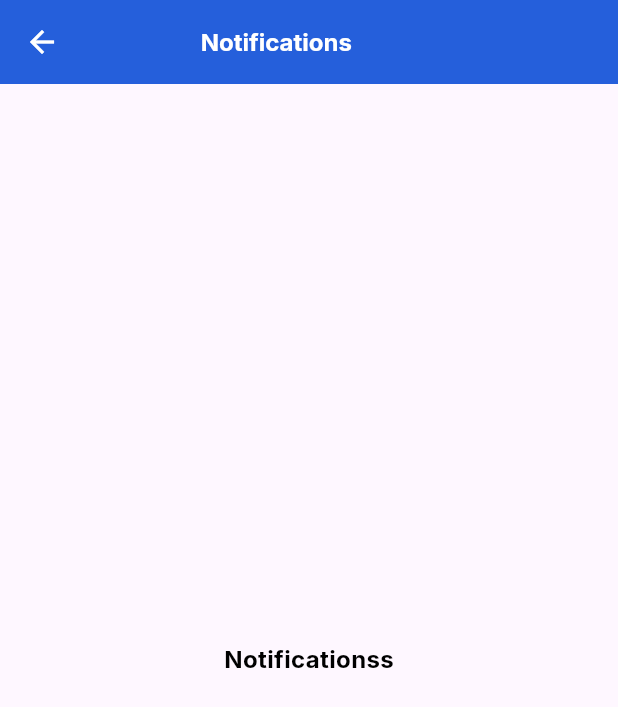
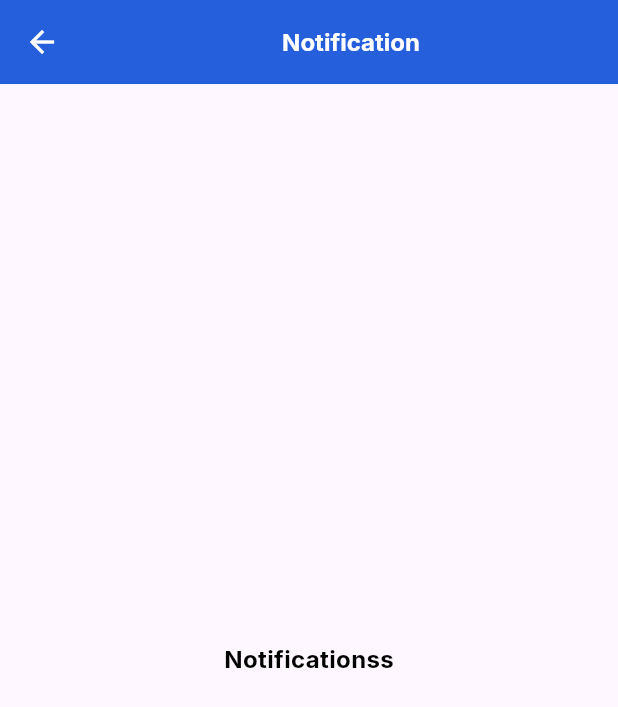
Before and after one commit to trickster1o1/slot-booking, a Flutter app: the screen it shows after launch, after a tap on the "notifications" icon, on a phone screen of 412 x 824 dp. Shown: the top 707 px of the screen. Run offline on Flutter 3.47's test engine with Material 3 defaults, Android fonts, the phone set to English and light mode, and no system bars; our stand-ins replace google_fonts.

Commit message:
ui edits

```diff
--- a/lib/global/helper.dart
+++ b/lib/global/helper.dart
@@ -28,6 +28,16 @@ AppBar customBar(context) {
   );
 }
 
+AppBar appHeader(head) {
+  return AppBar(
+    iconTheme: IconThemeData(color: Colors.white),
+    title: Center(
+      child: customText(text: head, type: 'header', customCol: Colors.white),
+    ),
+    backgroundColor: priCol,
+  );
+}
+
 Drawer customDrawer(context) {
   return Drawer(
     child: ListView(
@@ -42,17 +52,17 @@ Drawer customDrawer(context) {
               },
               child: customText(text: 'x', type: 'normal', size: 18.0)),
         ),
-        listCont('Home', Icons.home_outlined),
-        listCont('Profile', Icons.person_2_outlined),
-        listCont('Setting', Icons.settings_outlined),
-        listCont('Help', Icons.help_outline),
-        listCont('Contact Us', Icons.phone_outlined),
+        listCont('Home', Icons.home_outlined, '/', context),
+        listCont('Profile', Icons.person_2_outlined, '/profile', context),
+        listCont('Setting', Icons.settings_outlined, '/', context),
+        listCont('Help', Icons.help_outline, '/', context),
+        listCont('Contact Us', Icons.phone_outlined, '/', context),
       ],
     ),
   );
 }
 
-Container listCont(text, icon) {
+Container listCont(text, icon, link, context) {
   return Container(
     decoration: BoxDecoration(
         border: Border(
@@ -61,7 +71,9 @@ Container listCont(text, icon) {
     child: ListTile(
       leading: Icon(icon),
       title: Text(text),
-      onTap: null,
+      onTap: () {
+        Navigator.pushNamed(context, link);
+      },
     ),
   );
 }
--- a/lib/main.dart
+++ b/lib/main.dart
@@ -4,6 +4,7 @@ import 'package:slot/pages/home.dart';
 // import 'package:google_fonts/google_fonts.dart';
 import 'package:slot/pages/login.dart';
 import 'package:slot/pages/notification.dart';
+import 'package:slot/pages/profile.dart';
 import 'package:slot/pages/signup.dart';
 
 void main() {
@@ -18,5 +19,6 @@ void main() {
         '/signup': (context) => SignUp(),
         '/booking': (context) => Booking(),
         '/notifications': (context) => Notif(),
+        '/profile': (context) => Profile(),
       }));
 }
--- a/lib/pages/notification.dart
+++ b/lib/pages/notification.dart
@@ -12,16 +12,7 @@ class _NotifState extends State<Notif> {
   @override
   Widget build(BuildContext context) {
     return Scaffold(
-      appBar: AppBar(
-        iconTheme: IconThemeData(color: Colors.white),
-        title: Padding(
-          padding:
-              EdgeInsets.only(left: MediaQuery.of(context).size.width * .15),
-          child: Global.customText(
-              text: 'Notifications', type: 'header', customCol: Colors.white),
-        ),
-        backgroundColor: Global.priCol,
-      ),
+      appBar: Global.appHeader('Notification'),
       body: Center(
         child: Global.customText(text: 'Notificationss', type: 'header'),
       ),
```
Also changed, not shown: lib/pages/profile.dart (added, +21 -0 lines).
